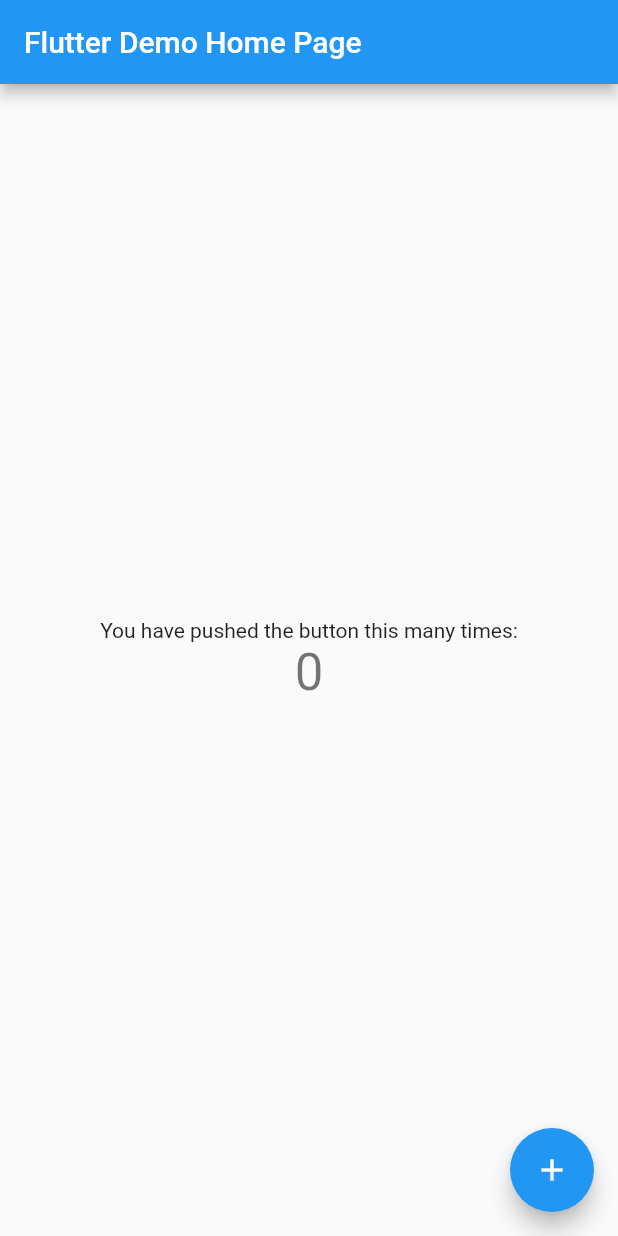
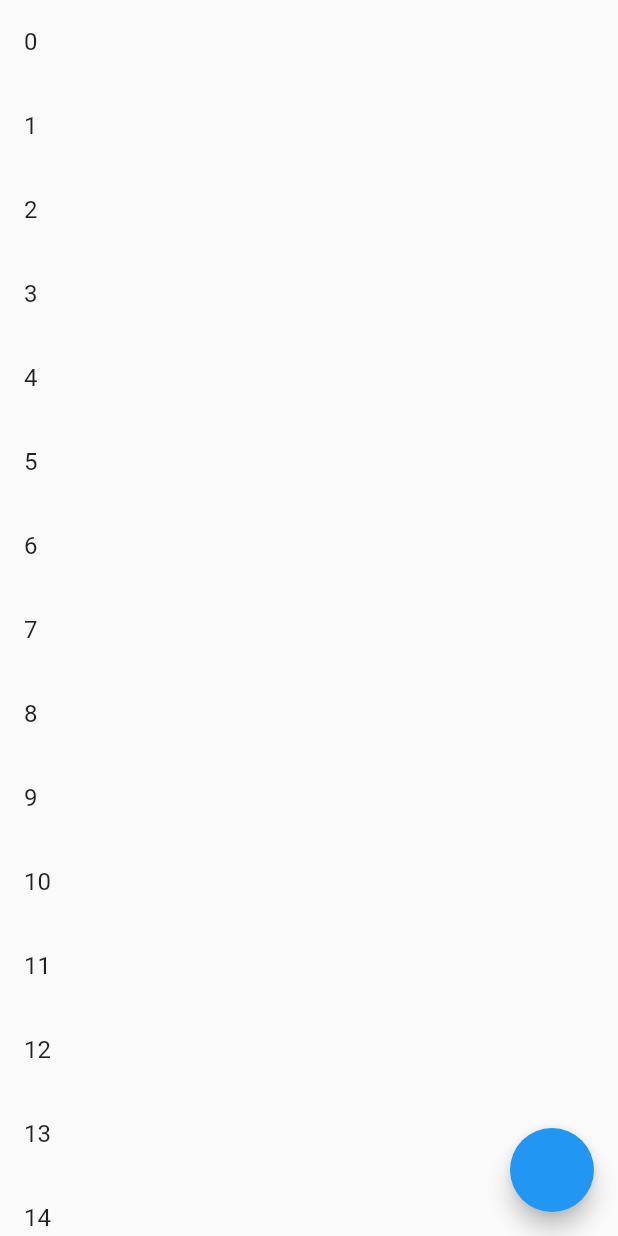
Before and after one commit to Xsudia/list_view, a Flutter app: the screen it shows after launch, on a phone screen of 412 x 824 dp. Run offline on Flutter 3.47's test engine with Material 2 defaults, Android fonts, the phone set to English and light mode, and no system bars.

Commit message:
Гопкалопопка

```diff
--- /dev/null
+++ b/lib/list_item.dart
@@ -0,0 +1,23 @@
+import 'package:flutter/material.dart';
+import 'package:list_view/list_item_page.dart';
+
+class ListItem extends StatelessWidget {
+  final int obj;
+  final VoidCallback callback;
+  const ListItem(this.obj, this.callback, {Key? key}) : super(key: key);
+
+  @override
+  Widget build(BuildContext context) {
+    return Dismissible(
+      onDismissed: (dir) {
+        callback.call();
+      },
+      background: Container(color: Colors.red),
+      key: UniqueKey(),
+      child: ListTile(
+        onTap: () => Navigator.of(context).push(ListItemPage.route(obj)),
+        title: Text('$obj'),
+      ),
+    );
+  }
+}
--- /dev/null
+++ b/lib/list_page.dart
@@ -0,0 +1,73 @@
+import 'package:flutter/material.dart';
+import 'package:list_view/list_item.dart';
+
+class ListPage extends StatefulWidget {
+  const ListPage({Key? key}) : super(key: key);
+
+  @override
+  State<ListPage> createState() => _ListPageState();
+}
+
+class _ListPageState extends State<ListPage> {
+  List<int> obj = List.generate(1000, (index) => index);
+
+  final _textFieldController = TextEditingController();
+  @override
+  void initState() {
+    setState(() {});
+  }
+
+  @override
+  Widget build(BuildContext context) {
+    return Scaffold(
+      body: ListView.builder(
+        itemCount: obj.length,
+        itemBuilder: (context, index) {
+          return (ListItem(
+            obj[index],
+            () {
+              _deleteItem(index);
+            },
+          ));
+        },
+      ),
+      floatingActionButton: FloatingActionButton(onPressed: () {
+        _displayTextInputDialog(context);
+      }),
+    );
+  }
+
+  Future<void> _displayTextInputDialog(BuildContext context) async {
+    return showDialog(
+        context: context,
+        builder: (context) {
+          return AlertDialog(
+            title: Text('TextField in Dialog'),
+            content: TextField(
+              onChanged: (value) {},
+              controller: _textFieldController,
+              keyboardType: TextInputType.number,
+              decoration: InputDecoration(hintText: "Text Field in Dialog"),
+            ),
+            actions: [
+              TextButton(
+                  onPressed: () {
+                    _addItem(int.parse(_textFieldController.text));
+                  },
+                  child: Text('Ok'))
+            ],
+          );
+        });
+  }
+
+  _addItem(int item) {
+    setState(() {
+      obj.insert(0, item);
+    });
+  }
+
+  _deleteItem(int index) {
+    obj.removeAt(index);
+    setState(() {});
+  }
+}
--- a/lib/main.dart
+++ b/lib/main.dart
@@ -1,4 +1,5 @@
 import 'package:flutter/material.dart';
+import 'package:list_view/list_page.dart';
 
 void main() {
   runApp(const MyApp());
@@ -15,54 +16,7 @@ class MyApp extends StatelessWidget {
       theme: ThemeData(
         primarySwatch: Colors.blue,
       ),
-      home: const MyHomePage(title: 'Flutter Demo Home Page'),
+      home: const ListPage(),
     );
   }
 }
-
-class MyHomePage extends StatefulWidget {
-  const MyHomePage({super.key, required this.title});
-
-  final String title;
-
-  @override
-  State<MyHomePage> createState() => _MyHomePageState();
-}
-
-class _MyHomePageState extends State<MyHomePage> {
-  int _counter = 0;
-
-  void _incrementCounter() {
-    setState(() {
-      _counter++;
-    });
-  }
-
-  @override
-  Widget build(BuildContext context) {
-    return Scaffold(
-      appBar: AppBar(
-        title: Text(widget.title),
-      ),
-      body: Center(
-        child: Column(
-          mainAxisAlignment: MainAxisAlignment.center,
-          children: <Widget>[
-            const Text(
-              'You have pushed the button this many times:',
-            ),
-            Text(
-              '$_counter',
-              style: Theme.of(context).textTheme.headline4,
-            ),
-          ],
-        ),
-      ),
-      floatingActionButton: FloatingActionButton(
-        onPressed: _incrementCounter,
-        tooltip: 'Increment',
-        child: const Icon(Icons.add),
-      ),
-    );
-  }
-}
```
Also changed, not shown: lib/list_item_page.dart (added, +18 -0 lines).
